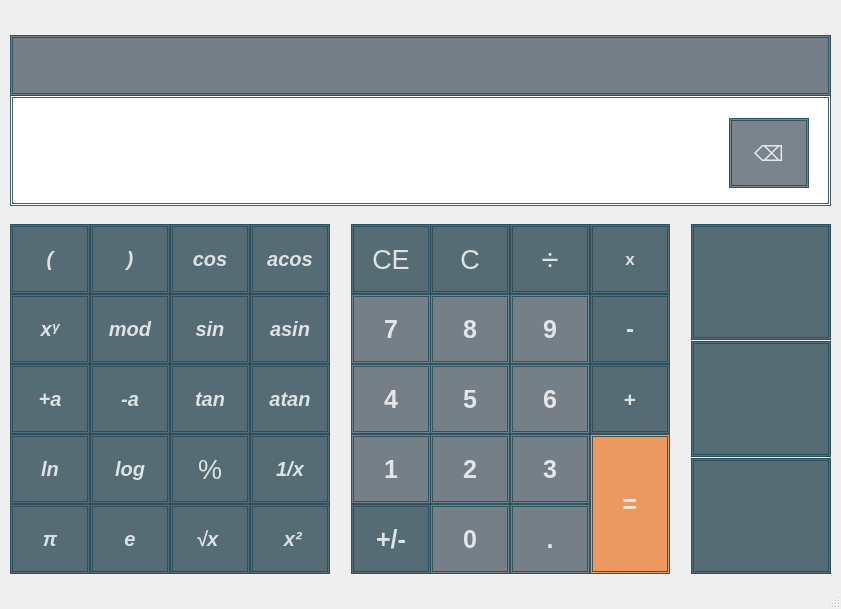
Before: the Qt Designer form src/smartcalc/smartcalc.ui in kossadda/C7_s21_SmartCalc, drawn with Qt 5.
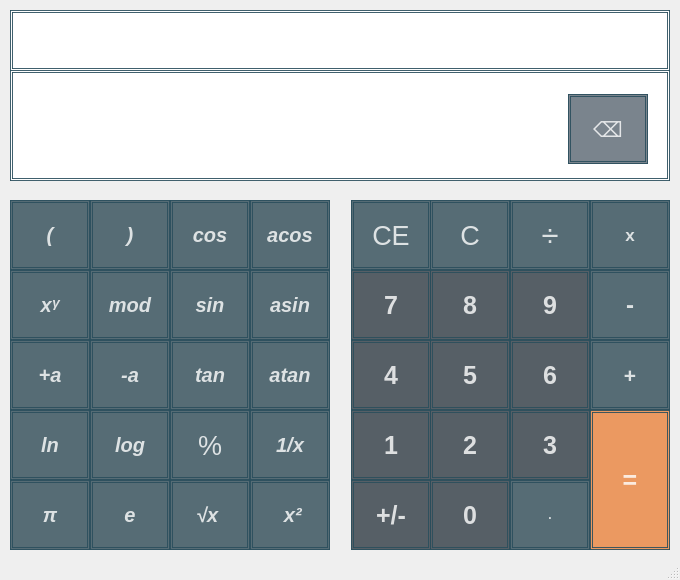
After: the same form once the commit is applied. Icons and pictures are not drawn.

```diff
--- a/src/smartcalc/smartcalc.ui
+++ b/src/smartcalc/smartcalc.ui
@@ -6,8 +6,8 @@
    <rect>
     <x>0</x>
     <y>0</y>
-    <width>841</width>
-    <height>609</height>
+    <width>680</width>
+    <height>580</height>
    </rect>
   </property>
   <property name="windowTitle">
@@ -20,8 +20,8 @@
    <widget class="QPushButton" name="push_erase">
     <property name="geometry">
      <rect>
-      <x>729</x>
-      <y>118</y>
+      <x>568</x>
+      <y>94</y>
       <width>80</width>
       <height>70</height>
      </rect>
@@ -58,7 +58,7 @@
     <property name="geometry">
      <rect>
       <x>250</x>
-      <y>224</y>
+      <y>200</y>
       <width>80</width>
       <height>70</height>
      </rect>
@@ -94,7 +94,7 @@
     <property name="geometry">
      <rect>
       <x>351</x>
-      <y>504</y>
+      <y>480</y>
       <width>80</width>
       <height>70</height>
      </rect>
@@ -108,7 +108,7 @@
     </property>
     <property name="styleSheet">
      <string notr="true"> QPushButton#push_pl_min {
-     background-color: rgba(20, 52, 65, 0.7);
+     background-color: rgba(48, 59, 68, 0.8);
      border-style: double;
      border-width: 3px;
      border-color: rgba(42, 78, 92, 0.9); 
@@ -130,7 +130,7 @@
     <property name="geometry">
      <rect>
       <x>351</x>
-      <y>434</y>
+      <y>410</y>
       <width>80</width>
       <height>70</height>
      </rect>
@@ -144,7 +144,7 @@
     </property>
     <property name="styleSheet">
      <string notr="true"> QPushButton#push_1 {
-     background-color: rgba(65, 79, 92, 0.7);
+     background-color: rgba(48, 59, 68, 0.8);
      border-style: double;
      border-width: 3px;
      border-color: rgba(42, 78, 92, 0.9); 
@@ -166,7 +166,7 @@
     <property name="geometry">
      <rect>
       <x>351</x>
-      <y>364</y>
+      <y>340</y>
       <width>80</width>
       <height>70</height>
      </rect>
@@ -180,7 +180,7 @@
     </property>
     <property name="styleSheet">
      <string notr="true"> QPushButton#push_4 {
-     background-color: rgba(65, 79, 92, 0.7);
+     background-color: rgba(48, 59, 68, 0.8);
      border-style: double;
      border-width: 3px;
      border-color: rgba(42, 78, 92, 0.9); 
@@ -202,7 +202,7 @@
     <property name="geometry">
      <rect>
       <x>250</x>
-      <y>504</y>
+      <y>480</y>
       <width>80</width>
       <height>70</height>
      </rect>
@@ -238,7 +238,7 @@
     <property name="geometry">
      <rect>
       <x>590</x>
-      <y>434</y>
+      <y>410</y>
       <width>80</width>
       <height>140</height>
      </rect>
@@ -274,7 +274,7 @@
     <property name="geometry">
      <rect>
       <x>170</x>
-      <y>364</y>
+      <y>340</y>
       <width>80</width>
       <height>70</height>
      </rect>
@@ -310,7 +310,7 @@
     <property name="geometry">
      <rect>
       <x>170</x>
-      <y>504</y>
+      <y>480</y>
       <width>80</width>
       <height>70</height>
      </rect>
@@ -346,7 +346,7 @@
     <property name="geometry">
      <rect>
       <x>90</x>
-      <y>224</y>
+      <y>200</y>
       <width>80</width>
       <height>70</height>
      </rect>
@@ -382,7 +382,7 @@
     <property name="geometry">
      <rect>
       <x>90</x>
-      <y>504</y>
+      <y>480</y>
       <width>80</width>
       <height>70</height>
      </rect>
@@ -418,7 +418,7 @@
     <property name="geometry">
      <rect>
       <x>90</x>
-      <y>364</y>
+      <y>340</y>
       <width>80</width>
       <height>70</height>
      </rect>
@@ -454,7 +454,7 @@
     <property name="geometry">
      <rect>
       <x>351</x>
-      <y>224</y>
+      <y>200</y>
       <width>80</width>
       <height>70</height>
      </rect>
@@ -490,7 +490,7 @@
     <property name="geometry">
      <rect>
       <x>510</x>
-      <y>364</y>
+      <y>340</y>
       <width>80</width>
       <height>70</height>
      </rect>
@@ -504,7 +504,7 @@
     </property>
     <property name="styleSheet">
      <string notr="true"> QPushButton#push_6 {
-     background-color: rgba(65, 79, 92, 0.7);
+     background-color: rgba(48, 59, 68, 0.8);
      border-style: double;
      border-width: 3px;
      border-color: rgba(42, 78, 92, 0.9); 
@@ -526,7 +526,7 @@
     <property name="geometry">
      <rect>
       <x>590</x>
-      <y>364</y>
+      <y>340</y>
       <width>80</width>
       <height>70</height>
      </rect>
@@ -562,7 +562,7 @@
     <property name="geometry">
      <rect>
       <x>10</x>
-      <y>294</y>
+      <y>270</y>
       <width>80</width>
       <height>70</height>
      </rect>
@@ -598,7 +598,7 @@
     <property name="geometry">
      <rect>
       <x>250</x>
-      <y>434</y>
+      <y>410</y>
       <width>80</width>
       <height>70</height>
      </rect>
@@ -634,7 +634,7 @@
     <property name="geometry">
      <rect>
       <x>170</x>
-      <y>224</y>
+      <y>200</y>
       <width>80</width>
       <height>70</height>
      </rect>
@@ -670,7 +670,7 @@
     <property name="geometry">
      <rect>
       <x>90</x>
-      <y>294</y>
+      <y>270</y>
       <width>80</width>
       <height>70</height>
      </rect>
@@ -706,7 +706,7 @@
     <property name="geometry">
      <rect>
       <x>430</x>
-      <y>224</y>
+      <y>200</y>
       <width>80</width>
       <height>70</height>
      </rect>
@@ -742,7 +742,7 @@
     <property name="geometry">
      <rect>
       <x>10</x>
-      <y>434</y>
+      <y>410</y>
       <width>80</width>
       <height>70</height>
      </rect>
@@ -778,7 +778,7 @@
     <property name="geometry">
      <rect>
       <x>170</x>
-      <y>294</y>
+      <y>270</y>
       <width>80</width>
       <height>70</height>
      </rect>
@@ -814,7 +814,7 @@
     <property name="geometry">
      <rect>
       <x>590</x>
-      <y>224</y>
+      <y>200</y>
       <width>80</width>
       <height>70</height>
      </rect>
@@ -850,8 +850,8 @@
     <property name="geometry">
      <rect>
       <x>10</x>
-      <y>95</y>
-      <width>821</width>
+      <y>70</y>
+      <width>660</width>
       <height>111</height>
      </rect>
     </property>
@@ -876,45 +876,11 @@
      <string/>
     </property>
    </widget>
-   <widget class="QLabel" name="history">
-    <property name="geometry">
-     <rect>
-      <x>10</x>
-      <y>35</y>
-      <width>821</width>
-      <height>61</height>
-     </rect>
-    </property>
-    <property name="font">
-     <font>
-      <pointsize>10</pointsize>
-      <italic>false</italic>
-      <bold>false</bold>
-      <strikeout>false</strikeout>
-     </font>
-    </property>
-    <property name="styleSheet">
-     <string notr="true">QLabel {
-    background-color: rgba(65, 79, 92, 0.7);
-    border: 3px solid rgba(42, 78, 92, 0.9); 
-    border-style: double;
-    padding: 5px;
-    text-align: right;
-}
-</string>
-    </property>
-    <property name="text">
-     <string/>
-    </property>
-    <property name="wordWrap">
-     <bool>true</bool>
-    </property>
-   </widget>
    <widget class="QPushButton" name="push_9">
     <property name="geometry">
      <rect>
       <x>510</x>
-      <y>294</y>
+      <y>270</y>
       <width>80</width>
       <height>70</height>
      </rect>
@@ -928,7 +894,7 @@
     </property>
     <property name="styleSheet">
      <string notr="true"> QPushButton#push_9 {
-     background-color: rgba(65, 79, 92, 0.7);
+     background-color: rgba(48, 59, 68, 0.8);
      border-style: double;
      border-width: 3px;
      border-color: rgba(42, 78, 92, 0.9); 
@@ -950,7 +916,7 @@
     <property name="geometry">
      <rect>
       <x>430</x>
-      <y>294</y>
+      <y>270</y>
       <width>80</width>
       <height>70</height>
      </rect>
@@ -964,7 +930,7 @@
     </property>
     <property name="styleSheet">
      <string notr="true"> QPushButton#push_8 {
-     background-color: rgba(65, 79, 92, 0.7);
+     background-color: rgba(48, 59, 68, 0.8);
      border-style: double;
      border-width: 3px;
      border-color: rgba(42, 78, 92, 0.9); 
@@ -986,7 +952,7 @@
     <property name="geometry">
      <rect>
       <x>430</x>
-      <y>434</y>
+      <y>410</y>
       <width>80</width>
       <height>70</height>
      </rect>
@@ -1000,7 +966,7 @@
     </property>
     <property name="styleSheet">
      <string notr="true"> QPushButton#push_2 {
-     background-color: rgba(65, 79, 92, 0.7);
+     background-color: rgba(48, 59, 68, 0.8);
      border-style: double;
      border-width: 3px;
      border-color: rgba(42, 78, 92, 0.9); 
@@ -1022,7 +988,7 @@
     <property name="geometry">
      <rect>
       <x>250</x>
-      <y>364</y>
+      <y>340</y>
       <width>80</width>
       <height>70</height>
      </rect>
@@ -1058,7 +1024,7 @@
     <property name="geometry">
      <rect>
       <x>170</x>
-      <y>434</y>
+      <y>410</y>
       <width>80</width>
       <height>70</height>
      </rect>
@@ -1094,7 +1060,7 @@
     <property name="geometry">
      <rect>
       <x>90</x>
-      <y>434</y>
+      <y>410</y>
       <width>80</width>
       <height>70</height>
      </rect>
@@ -1130,7 +1096,7 @@
     <property name="geometry">
      <rect>
       <x>430</x>
-      <y>504</y>
+      <y>480</y>
       <width>80</width>
       <height>70</height>
      </rect>
@@ -1144,7 +1110,7 @@
     </property>
     <property name="styleSheet">
      <string notr="true"> QPushButton#push_0 {
-     background-color: rgba(65, 79, 92, 0.7);
+     background-color: rgba(48, 59, 68, 0.8);
      border-style: double;
      border-width: 3px;
      border-color: rgba(42, 78, 92, 0.9); 
@@ -1166,7 +1132,7 @@
     <property name="geometry">
      <rect>
       <x>250</x>
-      <y>294</y>
+      <y>270</y>
       <width>80</width>
       <height>70</height>
      </rect>
@@ -1202,7 +1168,7 @@
     <property name="geometry">
      <rect>
       <x>510</x>
-      <y>434</y>
+      <y>410</y>
       <width>80</width>
       <height>70</height>
      </rect>
@@ -1216,7 +1182,7 @@
     </property>
     <property name="styleSheet">
      <string notr="true"> QPushButton#push_3 {
-     background-color: rgba(65, 79, 92, 0.7);
+     background-color: rgba(48, 59, 68, 0.8);
      border-style: double;
      border-width: 3px;
      border-color: rgba(42, 78, 92, 0.9); 
@@ -1238,7 +1204,7 @@
     <property name="geometry">
      <rect>
       <x>590</x>
-      <y>294</y>
+      <y>270</y>
       <width>80</width>
       <height>70</height>
      </rect>
@@ -1274,7 +1240,7 @@
     <property name="geometry">
      <rect>
       <x>10</x>
-      <y>224</y>
+      <y>200</y>
       <width>80</width>
       <height>70</height>
      </rect>
@@ -1310,25 +1276,23 @@
     <property name="geometry">
      <rect>
       <x>510</x>
-      <y>504</y>
+      <y>480</y>
       <width>80</width>
       <height>70</height>
      </rect>
     </property>
     <property name="font">
      <font>
-      <pointsize>-1</pointsize>
       <italic>false</italic>
       <bold>true</bold>
      </font>
     </property>
     <property name="styleSheet">
      <string notr="true"> QPushButton#push_dot {
-     background-color: rgba(65, 79, 92, 0.7);
+     background-color: rgba(20, 52, 65, 0.7);
      border-style: double;
      border-width: 3px;
      border-color: rgba(42, 78, 92, 0.9); 
-     font: bold 25px;
      min-width: 2em;
      padding: 1px;
 	 color: rgba(255, 255, 255, 0.8);
@@ -1346,7 +1310,7 @@
     <property name="geometry">
      <rect>
       <x>10</x>
-      <y>504</y>
+      <y>480</y>
       <width>80</width>
       <height>70</height>
      </rect>
@@ -1382,7 +1346,7 @@
     <property name="geometry">
      <rect>
       <x>351</x>
-      <y>294</y>
+      <y>270</y>
       <width>80</width>
       <height>70</height>
      </rect>
@@ -1396,7 +1360,7 @@
     </property>
     <property name="styleSheet">
      <string notr="true"> QPushButton#push_7 {
-     background-color: rgba(65, 79, 92, 0.7);
+     background-color: rgba(48, 59, 68, 0.8);
      border-style: double;
      border-width: 3px;
      border-color: rgba(42, 78, 92, 0.9); 
@@ -1418,7 +1382,7 @@
     <property name="geometry">
      <rect>
       <x>10</x>
-      <y>364</y>
+      <y>340</y>
       <width>80</width>
       <height>70</height>
      </rect>
@@ -1454,7 +1418,7 @@
     <property name="geometry">
      <rect>
       <x>430</x>
-      <y>364</y>
+      <y>340</y>
       <width>80</width>
       <height>70</height>
      </rect>
@@ -1468,7 +1432,7 @@
     </property>
     <property name="styleSheet">
      <string notr="true"> QPushButton#push_5 {
-     background-color: rgba(65, 79, 92, 0.7);
+     background-color: rgba(48, 59, 68, 0.8);
      border-style: double;
      border-width: 3px;
      border-color: rgba(42, 78, 92, 0.9); 
@@ -1490,7 +1454,7 @@
     <property name="geometry">
      <rect>
       <x>510</x>
-      <y>224</y>
+      <y>200</y>
       <width>80</width>
       <height>70</height>
      </rect>
@@ -1522,115 +1486,28 @@
      <string>÷</string>
     </property>
    </widget>
-   <widget class="QPushButton" name="push_credit">
+   <widget class="QLineEdit" name="history">
     <property name="geometry">
      <rect>
-      <x>691</x>
-      <y>458</y>
-      <width>140</width>
-      <height>116</height>
+      <x>10</x>
+      <y>10</y>
+      <width>660</width>
+      <height>61</height>
      </rect>
     </property>
     <property name="font">
      <font>
-      <pointsize>18</pointsize>
-      <italic>false</italic>
-      <bold>true</bold>
-      <strikeout>false</strikeout>
+      <pointsize>17</pointsize>
      </font>
     </property>
     <property name="styleSheet">
-     <string notr="true"> QPushButton#push_credit {
-     background-color: rgba(20, 52, 65, 0.7);
-     border-style: double;
-     border-width: 3px;
-     border-color: rgba(42, 78, 92, 0.9); 
-     min-width: 2em;
-     padding: 1px;
-	 color: rgba(255, 255, 255, 0.8);
-	 border-image: url(/home/deadline/s21_projects/C7_s21_smartcalc/src/pics/credit.png);
- }
- QPushButton#push_credit:pressed {
-     background-color: rgb(108, 63, 0);
-     border-style: inset;
- }</string>
-    </property>
-    <property name="text">
-     <string/>
-    </property>
-   </widget>
-   <widget class="QPushButton" name="push_deposit">
-    <property name="geometry">
-     <rect>
-      <x>691</x>
-      <y>341</y>
-      <width>140</width>
-      <height>116</height>
-     </rect>
-    </property>
-    <property name="font">
-     <font>
-      <pointsize>18</pointsize>
-      <italic>false</italic>
-      <bold>true</bold>
-      <strikeout>false</strikeout>
-     </font>
-    </property>
-    <property name="styleSheet">
-     <string notr="true"> QPushButton#push_deposit {
-     background-color: rgba(20, 52, 65, 0.7);
-     border-style: double;
-     border-width: 3px;
-     border-color: rgba(42, 78, 92, 0.9); 
-     min-width: 2em;
-     padding: 1px;
-	 color: rgba(255, 255, 255, 0.8);
-	 border-image: url(/home/deadline/s21_projects/C7_s21_smartcalc/src/pics/deposit.png);
- }
- QPushButton#push_deposit:pressed {
-     background-color: rgb(108, 63, 0);
-     border-style: inset;
- }</string>
-    </property>
-    <property name="text">
-     <string/>
-    </property>
-   </widget>
-   <widget class="QPushButton" name="push_graph">
-    <property name="geometry">
-     <rect>
-      <x>691</x>
-      <y>224</y>
-      <width>140</width>
-      <height>116</height>
-     </rect>
-    </property>
-    <property name="font">
-     <font>
-      <pointsize>18</pointsize>
-      <italic>false</italic>
-      <bold>true</bold>
-      <strikeout>false</strikeout>
-     </font>
-    </property>
-    <property name="styleSheet">
-     <string notr="true"> QPushButton#push_graph {
-     background-color: rgba(20, 52, 65, 0.7);
-     border-style: double;
-     border-width: 3px;
-     border-color: rgba(42, 78, 92, 0.9); 
-     min-width: 2em;
-     padding: 1px;
-	 color: rgba(255, 255, 255, 0.8);
-	 border-image: url(/home/deadline/s21_projects/C7_s21_smartcalc/src/pics/graph.png);
- }
- QPushButton#push_graph:pressed {
-     background-color: rgb(108, 63, 0);
-     border-style: inset;
- }</string>
-    </property>
-    <property name="text">
-     <string/>
+     <string notr="true">QLineEdit {
+    border: 3px solid rgba(42, 78, 92, 0.9); 
+    border-style: double;
+    padding: 5px;
+    text-align: right;
+}
+</string>
     </property>
    </widget>
    <zorder>push_acos</zorder>
```
Left out of the diff: 9 changed lines with no effect on the pictures.
